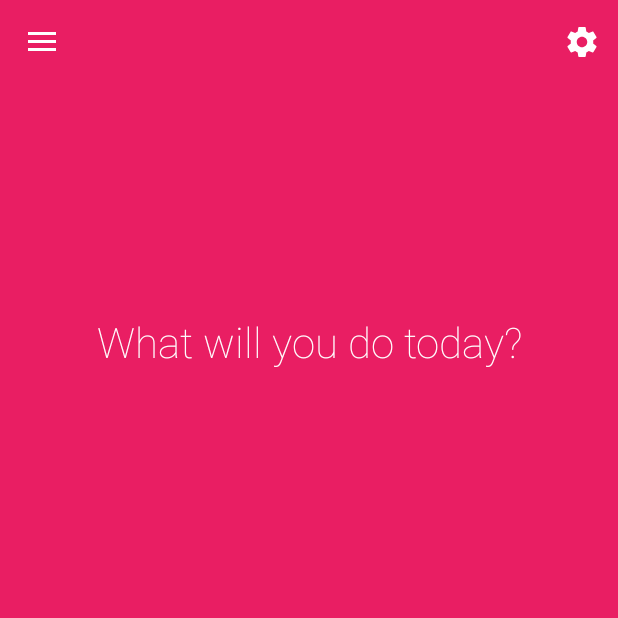
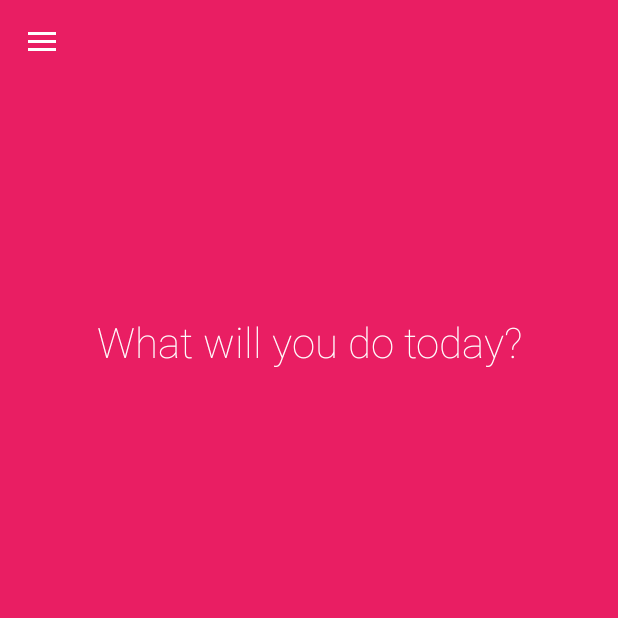
Before and after one commit to davissallen/one-and-done, an Android app: the screen it shows after launch once a user with an empty profile is signed in (MainActivity), on a phone screen of 412 x 824 dp, the top half of it. Run offline under Robolectric (Android 15) with nearby library versions, the phone set to English and light mode, and no system bars; our stand-ins replace ButterKnife, Firebase (no records; nobody signed in at launch, a user with empty details on screens opened directly), Picasso, Timber; libraries missing offline, so code that uses them is left out: com.firebase.ui; pictures from the network do not load; 1 statement that could not run was skipped.

Commit message:
Remove settings icon

```diff
--- a/app/src/main/res/menu/main.xml
+++ b/app/src/main/res/menu/main.xml
@@ -1,11 +1,2 @@
 <?xml version="1.0" encoding="utf-8"?>
-<menu xmlns:android="http://schemas.android.com/apk/res/android"
-    xmlns:app="http://schemas.android.com/apk/res-auto">
-    <item
-        xmlns:android="http://schemas.android.com/apk/res/android"
-        android:id="@+id/action_settings"
-        android:icon="@drawable/ic_settings_white_24dp"
-        android:orderInCategory="100"
-        android:title="@string/action_settings"
-        app:showAsAction="always" />
-</menu>
+<menu />
```
Also changed, not shown: app/src/main/java/me/davisallen/oneanddone/MainActivity.java (+0 -15 lines).
